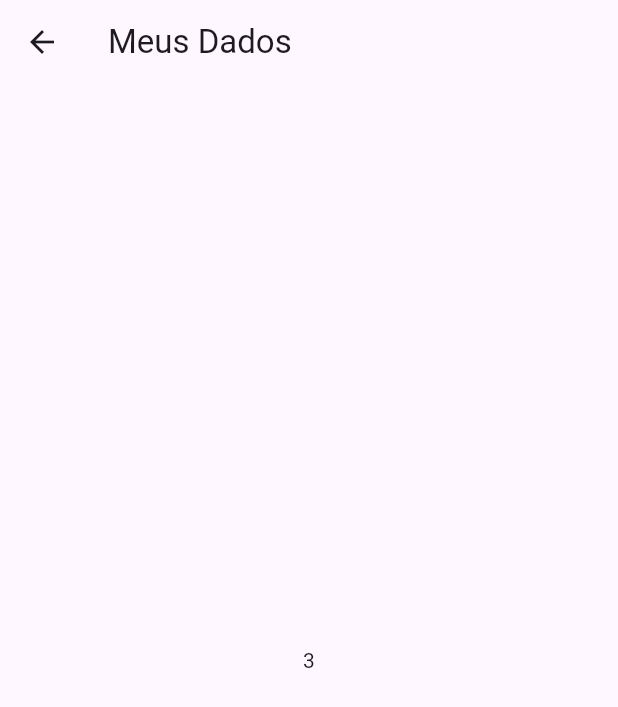
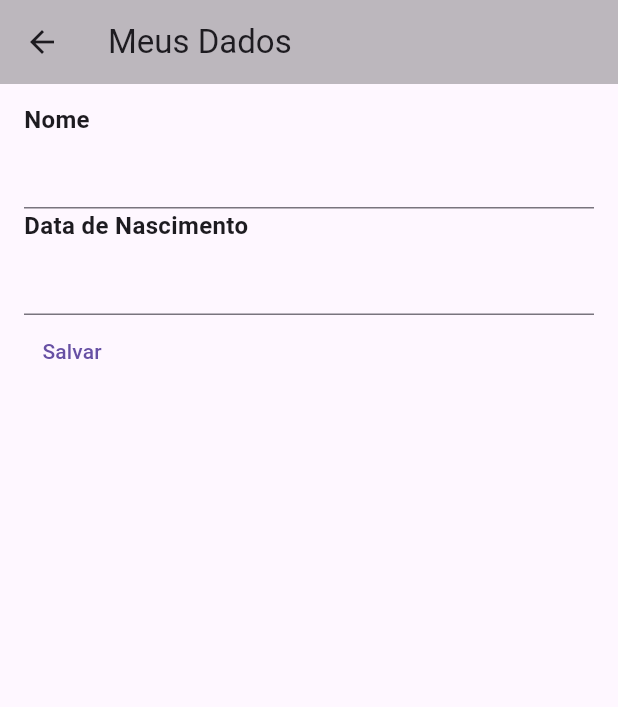
Before and after one commit to Judenilson/dio-flutter-navigation-app, a Flutter app: the MainPage screen opened directly, in the side drawer, after a tap on "Dados Cadastrais", on a phone screen of 412 x 824 dp. Shown: the top 707 px of the screen. Run offline on Flutter 3.47's test engine with Material 3 defaults, Android fonts, the phone set to English and light mode, and no system bars; our stand-ins replace google_fonts; network calls fail; Roboto replaces fonts that are missing (Dosis).

Commit message:
text field and datepicker

```diff
--- a/lib/pages/main_page.dart
+++ b/lib/pages/main_page.dart
@@ -34,10 +34,7 @@ class _MainPageState extends State<MainPage> {
                   Navigator.push(
                       context,
                       MaterialPageRoute(
-                          builder: (context) => const RegistrationDataPage(
-                                text: 'Meus Dados',
-                                data: ['Nome', 'Endereço', 'Idade'],
-                              )));
+                          builder: (context) => const RegistrationDataPage()));
                 },
               ),
               const Divider(),
--- a/lib/pages/registration_data_page.dart
+++ b/lib/pages/registration_data_page.dart
@@ -1,19 +1,76 @@
+import 'package:dio_flutter_navigation_app/shared/widgets/input_text_label_widget.dart';
 import 'package:flutter/material.dart';
 
-class RegistrationDataPage extends StatelessWidget {
-  final String text;
-  final List<String> data;
-  const RegistrationDataPage(
-      {super.key, required this.text, required this.data});
+class RegistrationDataPage extends StatefulWidget {
+  const RegistrationDataPage({super.key});
+
+  @override
+  State<RegistrationDataPage> createState() => _RegistrationDataPageState();
+}
+
+class _RegistrationDataPageState extends State<RegistrationDataPage> {
+  final _nameController = TextEditingController(text: '');
+  final _birthDateController = TextEditingController(text: '');
+  DateTime? _birthDate;
 
   @override
   Widget build(BuildContext context) {
-    return Scaffold(
-      appBar: AppBar(
-        title: Text(text),
-      ),
-      body: Center(
-        child: Text(data.length.toString()),
+    return SafeArea(
+      child: Scaffold(
+        // Widget para resolver problema com o teclado quando sobe
+        body: SingleChildScrollView(
+          child: ConstrainedBox(
+            constraints:
+                BoxConstraints(maxHeight: MediaQuery.of(context).size.height),
+            // Fim do BO
+
+            child: Scaffold(
+              appBar: AppBar(
+                backgroundColor: Colors.black26,
+                title: const Text('Meus Dados'),
+              ),
+              body: Padding(
+                padding:
+                    const EdgeInsets.symmetric(horizontal: 16, vertical: 12),
+                child: Column(
+                  crossAxisAlignment: CrossAxisAlignment.start,
+                  children: [
+                    const InputTextLabelWidget(text: 'Nome'),
+                    TextField(
+                      controller: _nameController,
+                    ),
+                    const InputTextLabelWidget(text: 'Data de Nascimento'),
+                    TextField(
+                      controller: _birthDateController,
+                      readOnly: true,
+                      onTap: () async {
+                        var date = await showDatePicker(
+                          context: context,
+                          initialDate: DateTime(2010, 1, 1),
+                          firstDate: DateTime(1920, 1, 1),
+                          lastDate: DateTime(2010, 12, 31),
+                        );
+                        if (date != null){
+                          _birthDateController.text = date.toString();
+                          _birthDate = date;
+                        }
+                      },
+                    ),
+                    TextButton(
+                      onPressed: () {
+                        debugPrint(_nameController.text);
+                        debugPrint(_birthDate.toString());
+                      },
+                      child: const Text(
+                        'Salvar',
+                      ),
+                    ),
+                  ],
+                ),
+              ),
+            ),
+          ),
+        ),
       ),
     );
   }
```
